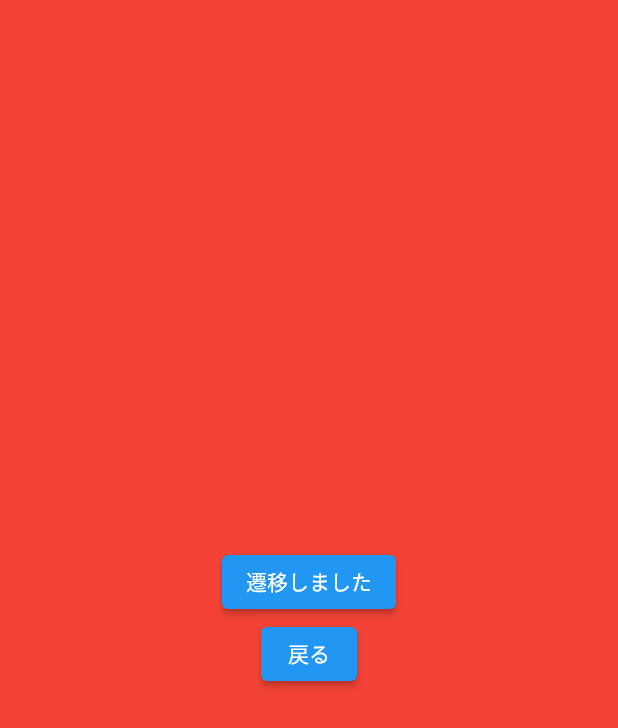
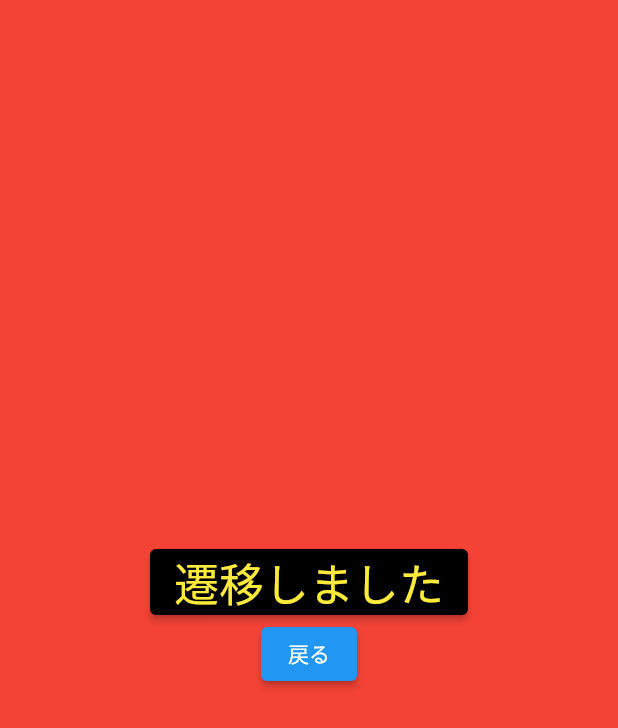
Before and after one commit to ramen2020/flutter_cheat, a Flutter app: the screen it shows after launch, after a tap on "placetice1", on a phone screen of 412 x 824 dp. Shown: the top 728 px of the screen. Run offline on Flutter 3.47's test engine with Material 2 defaults, Android fonts, the light colour scheme and no system bars.

Commit message:
ボタンの色を修正修正

```diff
--- a/lib/pages/page1_page.dart
+++ b/lib/pages/page1_page.dart
@@ -28,14 +28,22 @@ class Page6 extends StatelessWidget {
     return Container(
       color: Colors.red,
       alignment: Alignment.center,
-        child:
-          Column(
+      child: Column(
           crossAxisAlignment: CrossAxisAlignment.center,
           mainAxisAlignment: MainAxisAlignment.center,
           children: <Widget>[
             Center(
               child: ElevatedButton(
-                    child: Text('遷移しました'),
+                child: Text(
+                  '遷移しました',
+                  style: TextStyle(
+                    color: Colors.yellow,
+                    fontSize: 30,
+                  ),
+                ),
+                style: ElevatedButton.styleFrom(
+                  primary: Colors.black, //ボタンの背景色
+                ),
                 onPressed: () {},
               ),
             ),
```
Lines whose indentation alone changed are shown as unchanged.
